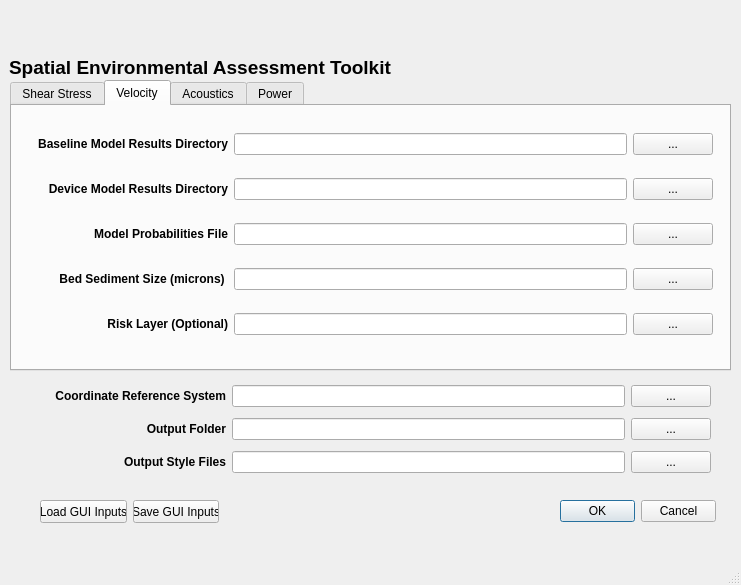
Above: seat/stressor_receptor_calc_dialog_base.ui from sandialabs/seat-qgis-plugin before the change. Below: the same form after it.
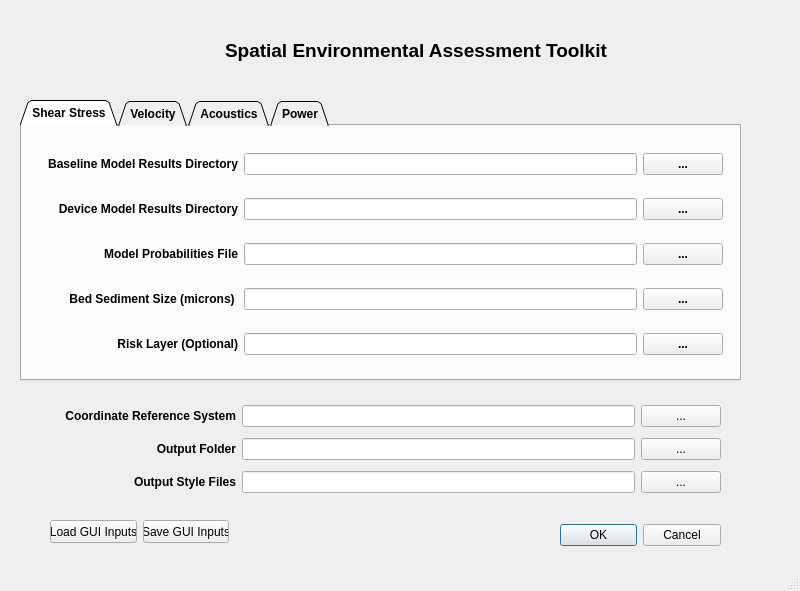
That is the form after the change. The open tabs and pages were chosen to show the change. Icons and pictures are not drawn.

Commit message: added tabbed design layout

The edit to the form file:
```diff
--- a/seat/stressor_receptor_calc_dialog_base.ui
+++ b/seat/stressor_receptor_calc_dialog_base.ui
@@ -1,76 +1,46 @@
 <?xml version="1.0" encoding="UTF-8"?>
 <ui version="4.0">
- <class>MainWindow</class>
- <widget class="QMainWindow" name="MainWindow">
+ <class>Dialog</class>
+ <widget class="QDialog" name="Dialog">
   <property name="geometry">
    <rect>
     <x>0</x>
     <y>0</y>
-    <width>741</width>
-    <height>585</height>
+    <width>800</width>
+    <height>591</height>
    </rect>
   </property>
+  <property name="sizePolicy">
+   <sizepolicy hsizetype="Fixed" vsizetype="Fixed">
+    <horstretch>0</horstretch>
+    <verstretch>0</verstretch>
+   </sizepolicy>
+  </property>
+  <property name="minimumSize">
+   <size>
+    <width>800</width>
+    <height>591</height>
+   </size>
+  </property>
+  <property name="maximumSize">
+   <size>
+    <width>800</width>
+    <height>591</height>
+   </size>
+  </property>
   <property name="windowTitle">
    <string>MainWindow</string>
   </property>
-  <widget class="QWidget" name="centralwidget">
-   <widget class="QWidget" name="verticalLayoutWidget">
-    <property name="geometry">
-     <rect>
-      <x>30</x>
-      <y>490</y>
-      <width>199</width>
-      <height>43</height>
-     </rect>
-    </property>
-    <layout class="QHBoxLayout" name="horizontalLayout">
-     <property name="leftMargin">
-      <number>10</number>
-     </property>
-     <property name="topMargin">
-      <number>10</number>
-     </property>
-     <property name="rightMargin">
-      <number>10</number>
-     </property>
-     <property name="bottomMargin">
-      <number>10</number>
-     </property>
-     <item>
-      <widget class="QPushButton" name="load_input_2">
-       <property name="maximumSize">
-        <size>
-         <width>130</width>
-         <height>30</height>
-        </size>
-       </property>
-       <property name="text">
-        <string>Load GUI Inputs</string>
-       </property>
-      </widget>
-     </item>
-     <item>
-      <widget class="QPushButton" name="save_input_2">
-       <property name="maximumSize">
-        <size>
-         <width>130</width>
-         <height>30</height>
-        </size>
-       </property>
-       <property name="text">
-        <string>Save GUI Inputs</string>
-       </property>
-      </widget>
-     </item>
-    </layout>
-   </widget>
+  <property name="sizeGripEnabled">
+   <bool>true</bool>
+  </property>
    <widget class="QDialogButtonBox" name="buttonBox">
     <property name="geometry">
      <rect>
       <x>560</x>
-      <y>500</y>
-      <width>156</width>
-      <height>23</height>
+     <y>510</y>
+     <width>161</width>
+     <height>51</height>
      </rect>
     </property>
     <property name="orientation">
@@ -86,8 +56,8 @@
    <widget class="QLabel" name="label_2">
     <property name="geometry">
      <rect>
-      <x>9</x>
-      <y>9</y>
+     <x>70</x>
+     <y>30</y>
       <width>141</width>
       <height>41</height>
      </rect>
@@ -108,10 +78,10 @@
    <widget class="QLabel" name="label_12">
     <property name="geometry">
      <rect>
-      <x>9</x>
-      <y>56</y>
+     <x>225</x>
+     <y>30</y>
       <width>401</width>
-      <height>23</height>
+     <height>41</height>
      </rect>
     </property>
     <property name="maximumSize">
@@ -124,23 +94,95 @@
      <string>&lt;html&gt;&lt;head/&gt;&lt;body&gt;&lt;p&gt;&lt;span style=&quot; font-size:14pt; font-weight:700;&quot;&gt;Spatial Environmental Assessment Toolkit&lt;/span&gt;&lt;/p&gt;&lt;/body&gt;&lt;/html&gt;</string>
     </property>
    </widget>
+  <widget class="QWidget" name="verticalLayoutWidget_2">
+   <property name="geometry">
+    <rect>
+     <x>40</x>
+     <y>510</y>
+     <width>199</width>
+     <height>43</height>
+    </rect>
+   </property>
+   <layout class="QHBoxLayout" name="horizontalLayout_2">
+    <property name="leftMargin">
+     <number>10</number>
+    </property>
+    <property name="topMargin">
+     <number>10</number>
+    </property>
+    <property name="rightMargin">
+     <number>10</number>
+    </property>
+    <property name="bottomMargin">
+     <number>10</number>
+    </property>
+    <item>
+     <widget class="QPushButton" name="load_input_2">
+      <property name="maximumSize">
+       <size>
+        <width>130</width>
+        <height>30</height>
+       </size>
+      </property>
+      <property name="text">
+       <string>Load GUI Inputs</string>
+      </property>
+     </widget>
+    </item>
+    <item>
+     <widget class="QPushButton" name="save_input_2">
+      <property name="maximumSize">
+       <size>
+        <width>130</width>
+        <height>30</height>
+       </size>
+      </property>
+      <property name="text">
+       <string>Save GUI Inputs</string>
+      </property>
+     </widget>
+    </item>
+   </layout>
+  </widget>
    <widget class="QTabWidget" name="tabWidget">
     <property name="geometry">
      <rect>
-      <x>10</x>
-      <y>80</y>
+     <x>20</x>
+     <y>100</y>
       <width>721</width>
-      <height>291</height>
-     </rect>
-    </property>
+     <height>281</height>
+    </rect>
+   </property>
+   <property name="font">
+    <font>
+     <pointsize>9</pointsize>
+     <weight>75</weight>
+     <bold>true</bold>
+    </font>
+   </property>
+   <property name="tabShape">
+    <enum>QTabWidget::Triangular</enum>
+   </property>
     <property name="currentIndex">
-     <number>0</number>
-    </property>
-    <widget class="QWidget" name="Shear_Stress_Module">
+    <number>1</number>
+   </property>
+   <property name="iconSize">
+    <size>
+     <width>64</width>
+     <height>64</height>
+    </size>
+   </property>
+   <widget class="QWidget" name="Shear_Stress_Module_2">
+    <property name="focusPolicy">
+     <enum>Qt::NoFocus</enum>
+    </property>
+    <property name="autoFillBackground">
+     <bool>false</bool>
+    </property>
      <attribute name="title">
       <string>Shear Stress</string>
      </attribute>
-     <widget class="QWidget" name="layoutWidget">
+    <widget class="QWidget" name="layoutWidget_5">
       <property name="geometry">
        <rect>
         <x>20</x>
@@ -149,9 +191,9 @@
         <height>241</height>
        </rect>
       </property>
-      <layout class="QGridLayout" name="gridLayout" columnstretch="2,4,0">
+     <layout class="QGridLayout" name="gridLayout_2" columnstretch="2,4,0">
        <item row="0" column="0">
-        <widget class="QLabel" name="label_7">
+       <widget class="QLabel" name="label_10">
          <property name="toolTip">
           <string>&lt;html&gt;&lt;head/&gt;&lt;body&gt;&lt;p&gt;Model results with marine energy devices present. Accepts a single NetCDF file or directory contining a collection of files.&lt;/p&gt;&lt;/body&gt;&lt;/html&gt;</string>
          </property>
@@ -161,17 +203,17 @@
         </widget>
        </item>
        <item row="0" column="1">
-        <widget class="QLineEdit" name="shear_device_not_present"/>
+       <widget class="QLineEdit" name="shear_device_not_present_2"/>
        </item>
        <item row="0" column="2">
-        <widget class="QPushButton" name="shear_no_device_pushButton">
+       <widget class="QPushButton" name="shear_no_device_pushButton_2">
          <property name="text">
           <string>...</string>
          </property>
         </widget>
        </item>
        <item row="1" column="0">
-        <widget class="QLabel" name="label">
+       <widget class="QLabel" name="label_4">
          <property name="toolTip">
           <string>&lt;html&gt;&lt;head/&gt;&lt;body&gt;&lt;p&gt;Model results with marine energy devices present. Accepts a single NetCDF file or directory contining a collection of files.&lt;/p&gt;&lt;/body&gt;&lt;/html&gt;</string>
          </property>
@@ -181,17 +223,17 @@
         </widget>
        </item>
        <item row="1" column="1">
-        <widget class="QLineEdit" name="shear_device_present"/>
+       <widget class="QLineEdit" name="shear_device_present_2"/>
        </item>
        <item row="1" column="2">
-        <widget class="QPushButton" name="shear_device_pushButton">
+       <widget class="QPushButton" name="shear_device_pushButton_2">
          <property name="text">
           <string>...</string>
          </property>
         </widget>
        </item>
        <item row="2" column="0">
-        <widget class="QLabel" name="label_8">
+       <widget class="QLabel" name="label_23">
          <property name="toolTip">
           <string>&lt;html&gt;&lt;head/&gt;&lt;body&gt;&lt;p&gt;CSV file of model runs and associated probabilities.&lt;/p&gt;&lt;/body&gt;&lt;/html&gt;</string>
          </property>
@@ -204,17 +246,17 @@
         </widget>
        </item>
        <item row="2" column="1">
-        <widget class="QLineEdit" name="shear_probabilities_file"/>
+       <widget class="QLineEdit" name="shear_probabilities_file_2"/>
        </item>
        <item row="2" column="2">
-        <widget class="QPushButton" name="shear_probabilities_pushButton">
+       <widget class="QPushButton" name="shear_probabilities_pushButton_2">
          <property name="text">
           <string>...</string>
          </property>
         </widget>
        </item>
        <item row="3" column="0">
-        <widget class="QLabel" name="label_11">
+       <widget class="QLabel" name="label_24">
          <property name="toolTip">
           <string>&lt;html&gt;&lt;head/&gt;&lt;body&gt;&lt;p&gt;Receptor File (GeoTiff Raster or CSV file)&lt;/p&gt;&lt;p&gt;Shear Stress =&amp;gt; Grain Size Receptor&lt;/p&gt;&lt;/body&gt;&lt;/html&gt;</string>
          </property>
@@ -227,17 +269,17 @@
         </widget>
        </item>
        <item row="3" column="1">
-        <widget class="QLineEdit" name="shear_receptor_file"/>
+       <widget class="QLineEdit" name="shear_receptor_file_2"/>
        </item>
        <item row="3" column="2">
-        <widget class="QPushButton" name="shear_receptor_button">
+       <widget class="QPushButton" name="shear_receptor_button_2">
          <property name="text">
           <string>...</string>
          </property>
         </widget>
        </item>
        <item row="4" column="0">
-        <widget class="QLabel" name="label_3">
+       <widget class="QLabel" name="label_5">
          <property name="toolTip">
           <string>&lt;html&gt;&lt;head/&gt;&lt;body&gt;&lt;p&gt;Secondary constraint (optional).&lt;/p&gt;&lt;/body&gt;&lt;/html&gt;</string>
          </property>
@@ -247,10 +289,10 @@
         </widget>
        </item>
        <item row="4" column="1">
-        <widget class="QLineEdit" name="shear_sc_file"/>
+       <widget class="QLineEdit" name="shear_sc_file_2"/>
        </item>
        <item row="4" column="2">
-        <widget class="QPushButton" name="shear_secondary_constraint_pushButton">
+       <widget class="QPushButton" name="shear_secondary_constraint_pushButton_2">
          <property name="text">
           <string>...</string>
          </property>
@@ -569,18 +611,23 @@
      </widget>
     </widget>
    </widget>
-   <widget class="QWidget" name="layoutWidget_2">
+  <widget class="QWidget" name="layoutWidget_9">
     <property name="geometry">
      <rect>
-      <x>30</x>
-      <y>380</y>
+     <x>40</x>
+     <y>400</y>
       <width>681</width>
       <height>101</height>
      </rect>
     </property>
-    <layout class="QGridLayout" name="gridLayout_2" rowstretch="0,0,0" columnstretch="2,4,0">
+   <layout class="QGridLayout" name="gridLayout_9" rowstretch="0,0,0" columnstretch="2,4,0">
      <item row="0" column="0">
-      <widget class="QLabel" name="label_10">
+     <widget class="QLabel" name="label_37">
+      <property name="font">
+       <font>
+        <pointsize>9</pointsize>
+       </font>
+      </property>
        <property name="toolTip">
         <string>&lt;html&gt;&lt;head/&gt;&lt;body&gt;&lt;p&gt;Spatial coordnate reference system ID (ie. 4326)&lt;/p&gt;&lt;/body&gt;&lt;/html&gt;</string>
        </property>
@@ -606,7 +653,12 @@
       </widget>
      </item>
      <item row="1" column="0">
-      <widget class="QLabel" name="label_4">
+     <widget class="QLabel" name="label_38">
+      <property name="font">
+       <font>
+        <pointsize>9</pointsize>
+       </font>
+      </property>
        <property name="toolTip">
         <string>&lt;html&gt;&lt;head/&gt;&lt;body&gt;&lt;p&gt;Model output layer.&lt;/p&gt;&lt;/body&gt;&lt;/html&gt;</string>
        </property>
@@ -626,13 +678,18 @@
       </widget>
      </item>
      <item row="2" column="0">
-      <widget class="QLabel" name="label_5">
+     <widget class="QLabel" name="label_39">
        <property name="minimumSize">
         <size>
          <width>61</width>
          <height>16</height>
         </size>
        </property>
+      <property name="font">
+       <font>
+        <pointsize>9</pointsize>
+       </font>
+      </property>
        <property name="toolTip">
         <string>&lt;html&gt;&lt;head/&gt;&lt;body&gt;&lt;p&gt;List of QGis Style Files to use for output&lt;/p&gt;&lt;/body&gt;&lt;/html&gt;</string>
        </property>
@@ -654,63 +711,6 @@
     </layout>
    </widget>
   </widget>
-  <widget class="QMenuBar" name="menubar">
-   <property name="geometry">
-    <rect>
-     <x>0</x>
-     <y>0</y>
-     <width>741</width>
-     <height>21</height>
-    </rect>
-   </property>
-  </widget>
-  <widget class="QStatusBar" name="statusbar"/>
- </widget>
- <tabstops>
-  <tabstop>load_input_2</tabstop>
-  <tabstop>crs_button</tabstop>
-  <tabstop>output_pushButton</tabstop>
-  <tabstop>select_stylefile_button</tabstop>
-  <tabstop>shear_no_device_pushButton</tabstop>
-  <tabstop>shear_device_pushButton</tabstop>
-  <tabstop>shear_probabilities_pushButton</tabstop>
-  <tabstop>shear_receptor_button</tabstop>
-  <tabstop>shear_secondary_constraint_pushButton</tabstop>
-  <tabstop>velocity_no_device_pushButton</tabstop>
-  <tabstop>velocity_device_pushButton</tabstop>
-  <tabstop>velocity_probabilities_pushButton</tabstop>
-  <tabstop>velocity_receptor_button</tabstop>
-  <tabstop>velocity_secondary_constraint_pushButton</tabstop>
-  <tabstop>paracousti_no_device_pushButton</tabstop>
-  <tabstop>paracousti_device_pushButton</tabstop>
-  <tabstop>paracousti_probabilities_pushButton</tabstop>
-  <tabstop>paracousti_receptor_button</tabstop>
-  <tabstop>paracousti_receptor_button_2</tabstop>
-  <tabstop>paracousti_secondary_constraint_pushButton</tabstop>
-  <tabstop>power_files_pushButton</tabstop>
-  <tabstop>velocity_device_present</tabstop>
-  <tabstop>shear_device_present</tabstop>
-  <tabstop>velocity_probabilities_file</tabstop>
-  <tabstop>shear_sc_file</tabstop>
-  <tabstop>velocity_receptor_file</tabstop>
-  <tabstop>save_input_2</tabstop>
-  <tabstop>velocity_sc_file</tabstop>
-  <tabstop>crs</tabstop>
-  <tabstop>power_files</tabstop>
-  <tabstop>shear_receptor_file</tabstop>
-  <tabstop>paracousti_device_not_present</tabstop>
-  <tabstop>tabWidget</tabstop>
-  <tabstop>paracousti_device_present</tabstop>
-  <tabstop>output_folder</tabstop>
-  <tabstop>paracousti_probabilities_file</tabstop>
-  <tabstop>shear_device_not_present</tabstop>
-  <tabstop>paracousti_receptor_file</tabstop>
-  <tabstop>output_stylefile</tabstop>
-  <tabstop>paracousti_sc_file</tabstop>
-  <tabstop>velocity_device_not_present</tabstop>
-  <tabstop>paracousti_receptor_file_2</tabstop>
-  <tabstop>shear_probabilities_file</tabstop>
- </tabstops>
  <resources/>
  <connections/>
 </ui>
```
Left out of the diff: 127 changed lines with no effect on the pictures. Lines whose indentation alone changed are shown as unchanged.
